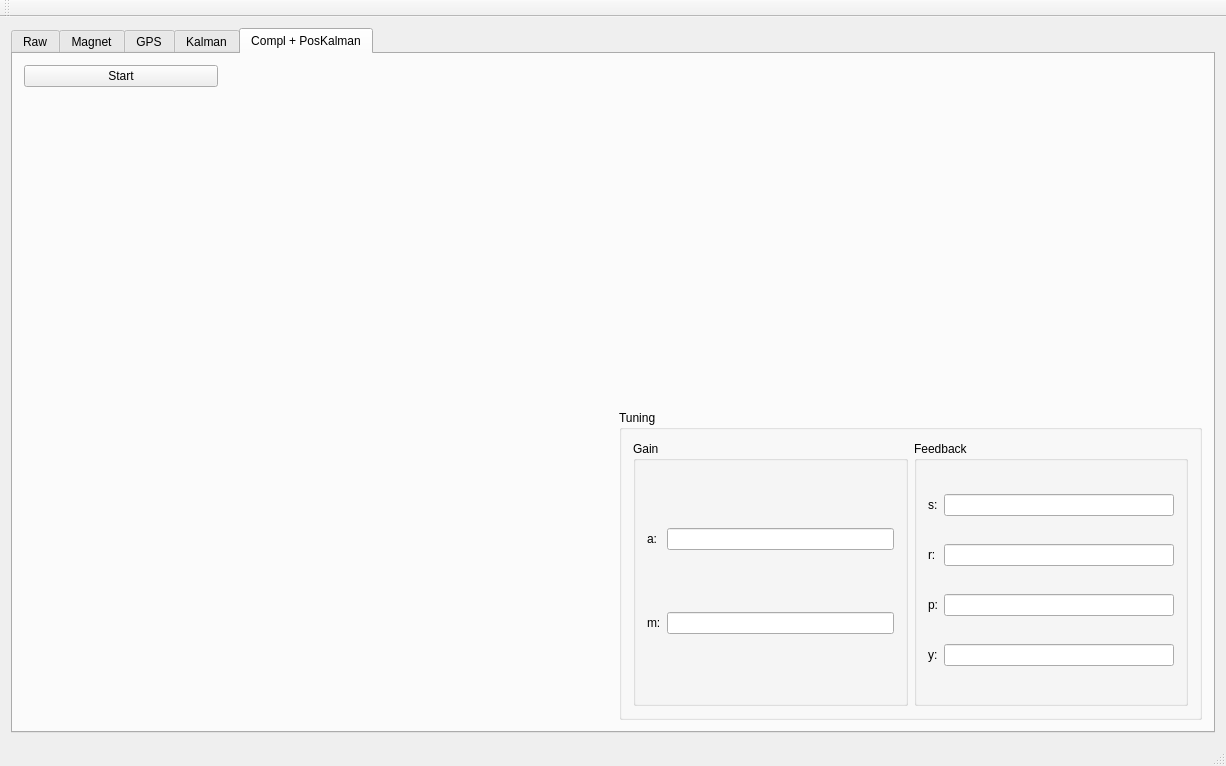
quantum-pie/ins-board-pc, file ins_board_pc/mainwindow.ui: the form before one commit.
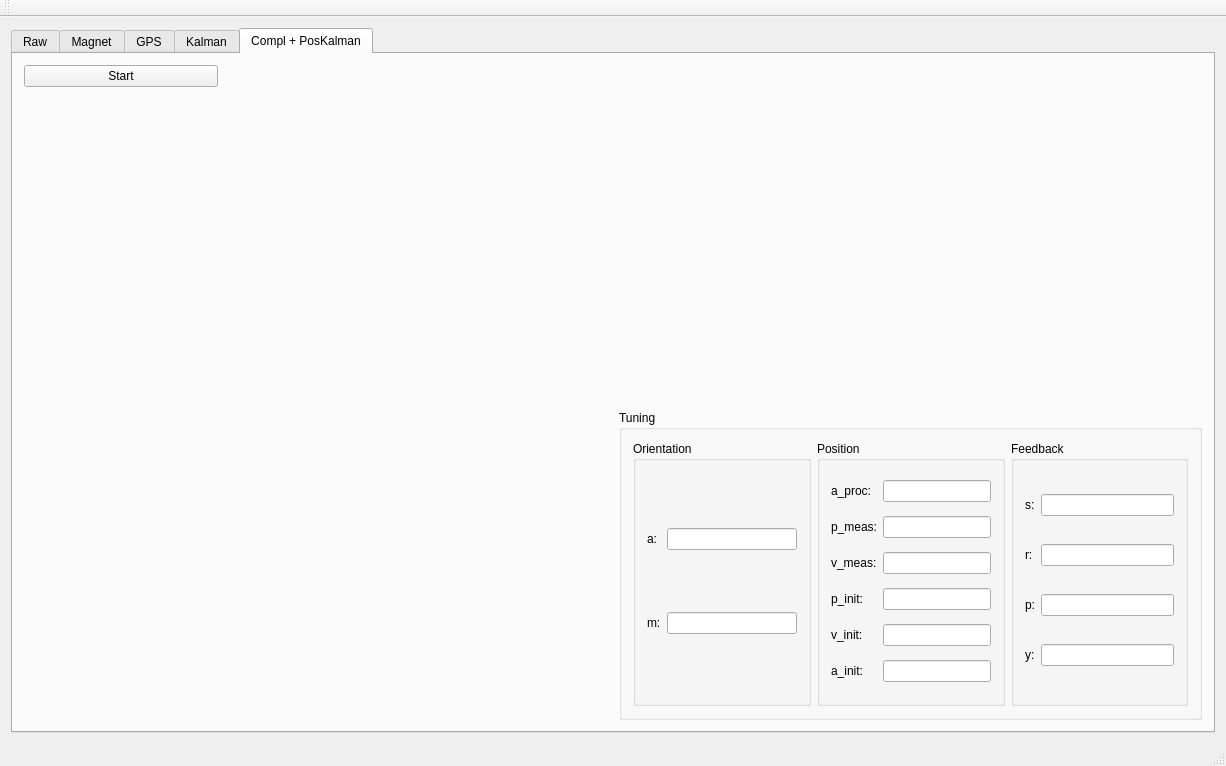
The form after the commit. Custom widgets are drawn as their Qt base class.

Commit message: Added position kalman parameters to complementary filter tab

The edit to the form file:
```diff
--- a/ins_board_pc/mainwindow.ui
+++ b/ins_board_pc/mainwindow.ui
@@ -763,7 +763,7 @@
            <item>
             <widget class="QGroupBox" name="groupBox_7">
              <property name="title">
-              <string>Gain</string>
+              <string>Orientation</string>
              </property>
              <layout class="QGridLayout" name="gridLayout_10">
               <item row="0" column="0">
@@ -789,6 +789,75 @@
              </layout>
             </widget>
            </item>
+           <item>
+            <widget class="QGroupBox" name="groupBox_9">
+             <property name="title">
+              <string>Position</string>
+             </property>
+             <layout class="QGridLayout" name="gridLayout_11" columnstretch="0,0,0">
+              <item row="7" column="1" colspan="2">
+               <widget class="QLineEdit" name="vel2_init_le"/>
+              </item>
+              <item row="0" column="0">
+               <widget class="QLabel" name="label_37">
+                <property name="text">
+                 <string>a_proc:</string>
+                </property>
+               </widget>
+              </item>
+              <item row="1" column="1" colspan="2">
+               <widget class="QLineEdit" name="pos2_meas_le"/>
+              </item>
+              <item row="1" column="0">
+               <widget class="QLabel" name="label_38">
+                <property name="text">
+                 <string>p_meas:</string>
+                </property>
+               </widget>
+              </item>
+              <item row="7" column="0">
+               <widget class="QLabel" name="label_41">
+                <property name="text">
+                 <string>v_init:</string>
+                </property>
+               </widget>
+              </item>
+              <item row="2" column="0">
+               <widget class="QLabel" name="label_39">
+                <property name="text">
+                 <string>v_meas:</string>
+                </property>
+               </widget>
+              </item>
+              <item row="2" column="1" colspan="2">
+               <widget class="QLineEdit" name="vel2_meas_le"/>
+              </item>
+              <item row="6" column="0">
+               <widget class="QLabel" name="label_40">
+                <property name="text">
+                 <string>p_init:</string>
+                </property>
+               </widget>
+              </item>
+              <item row="6" column="1" colspan="2">
+               <widget class="QLineEdit" name="pos2_init_le"/>
+              </item>
+              <item row="8" column="0">
+               <widget class="QLabel" name="label_42">
+                <property name="text">
+                 <string>a_init:</string>
+                </property>
+               </widget>
+              </item>
+              <item row="0" column="1" colspan="2">
+               <widget class="QLineEdit" name="accel2_proc_le"/>
+              </item>
+              <item row="8" column="1" colspan="2">
+               <widget class="QLineEdit" name="accel2_init_le"/>
+              </item>
+             </layout>
+            </widget>
+           </item>
            <item>
             <widget class="QGroupBox" name="groupBox_8">
              <property name="title">
```
The commit also changes 2 other files.
